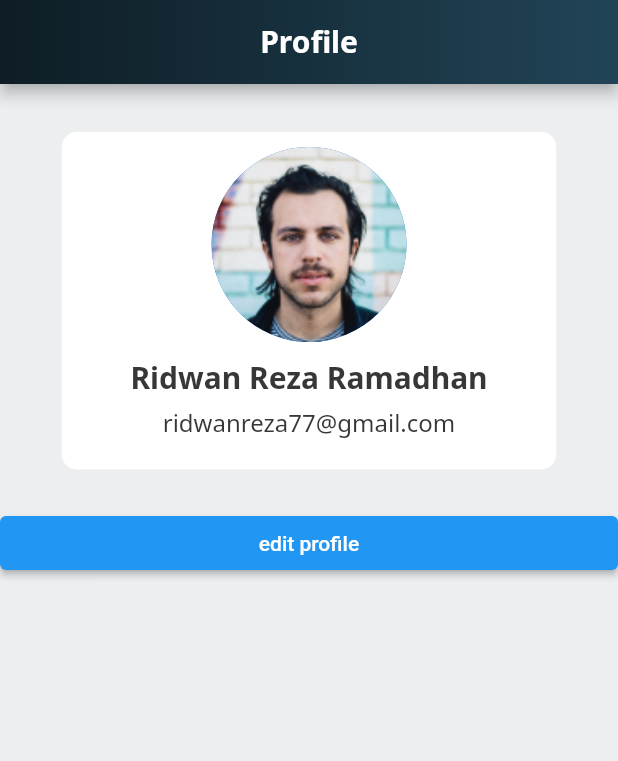
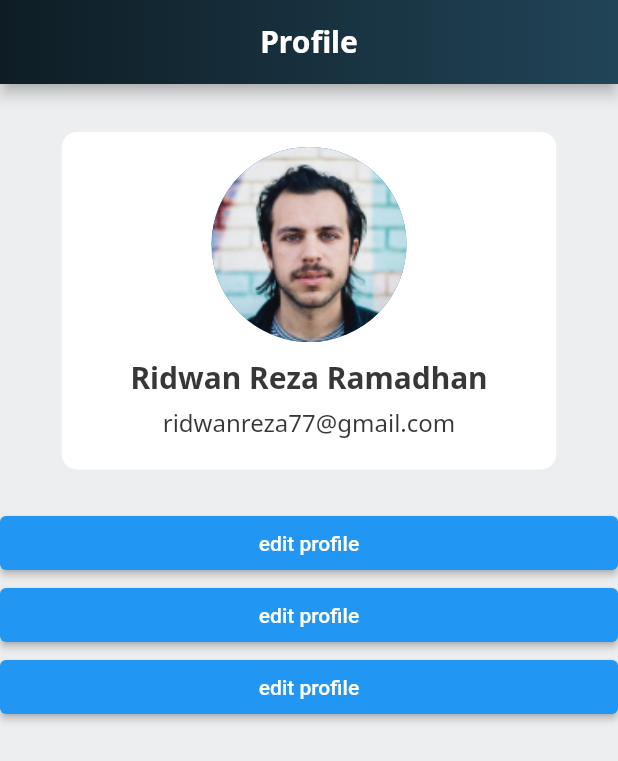
Before and after one commit to ridwanreza/see_event_flutter, a Flutter app: the Profile screen opened directly, on a phone screen of 412 x 824 dp. Shown: the top 761 px of the screen. Run offline on Flutter 3.47's test engine with Material 2 defaults, Android fonts, the phone set to English and light mode, and no system bars; our stand-ins replace google_fonts.

Commit message:
testing again

```diff
--- a/lib/screens/profile.dart
+++ b/lib/screens/profile.dart
@@ -92,6 +92,8 @@ class _ProfileState extends State<Profile> {
                   child: ListView(
                     shrinkWrap: true,
                     children: [
+                      ElevatedButton(onPressed: () {}, child: Text('edit profile')),
+                      ElevatedButton(onPressed: () {}, child: Text('edit profile')),
                       ElevatedButton(onPressed: () {}, child: Text('edit profile'))
                     ],
                   ),
```
